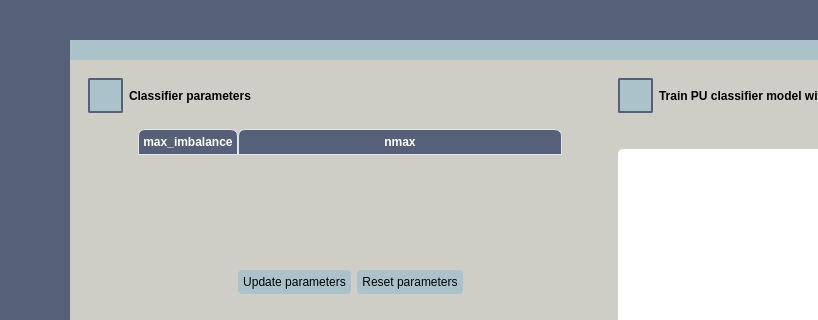
The window that UIs/DomainClassifier.ui (IntelCompH2020/domain_classification) describes before a commit, drawn with Qt 5; both pictures show x 0 to 818 and y 0 to 320 of the 1159 by 753 pixel window.
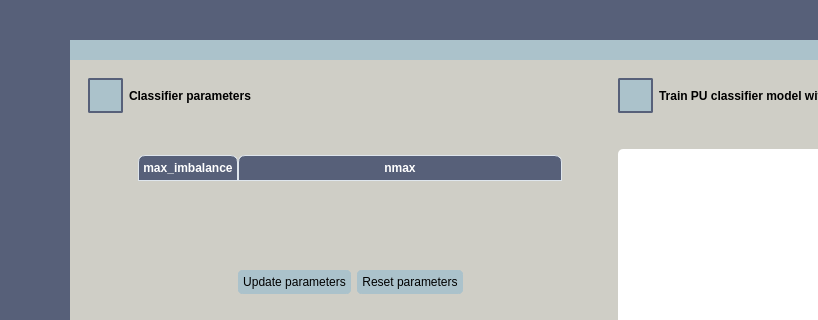
The same window after the commit. The open tabs and pages were chosen to show the change. Icons and pictures are not drawn.

Commit message: testing tool tip.

Diff of the .ui file:
```diff
--- a/UIs/DomainClassifier.ui
+++ b/UIs/DomainClassifier.ui
@@ -2394,6 +2394,40 @@
                          <layout class="QHBoxLayout" name="horizontalLayout_41">
                           <item>
                            <layout class="QVBoxLayout" name="verticalLayout_43">
+                            <item>
+                             <widget class="QFrame" name="frame_grip_12">
+                              <property name="enabled">
+                               <bool>true</bool>
+                              </property>
+                              <property name="sizePolicy">
+                               <sizepolicy hsizetype="Minimum" vsizetype="Minimum">
+                                <horstretch>0</horstretch>
+                                <verstretch>0</verstretch>
+                               </sizepolicy>
+                              </property>
+                              <property name="minimumSize">
+                               <size>
+                                <width>650</width>
+                                <height>20</height>
+                               </size>
+                              </property>
+                              <property name="maximumSize">
+                               <size>
+                                <width>16777215</width>
+                                <height>16777215</height>
+                               </size>
+                              </property>
+                              <property name="styleSheet">
+                               <string notr="true">background-color: #CFCEC6;</string>
+                              </property>
+                              <property name="frameShape">
+                               <enum>QFrame::NoFrame</enum>
+                              </property>
+                              <property name="frameShadow">
+                               <enum>QFrame::Raised</enum>
+                              </property>
+                             </widget>
+                            </item>
                             <item>
                              <layout class="QHBoxLayout" name="horizontalLayout_54">
                               <item>
```
Left out of the diff: 12 changed lines with no effect on the pictures. The commit also changes 1 other file.
